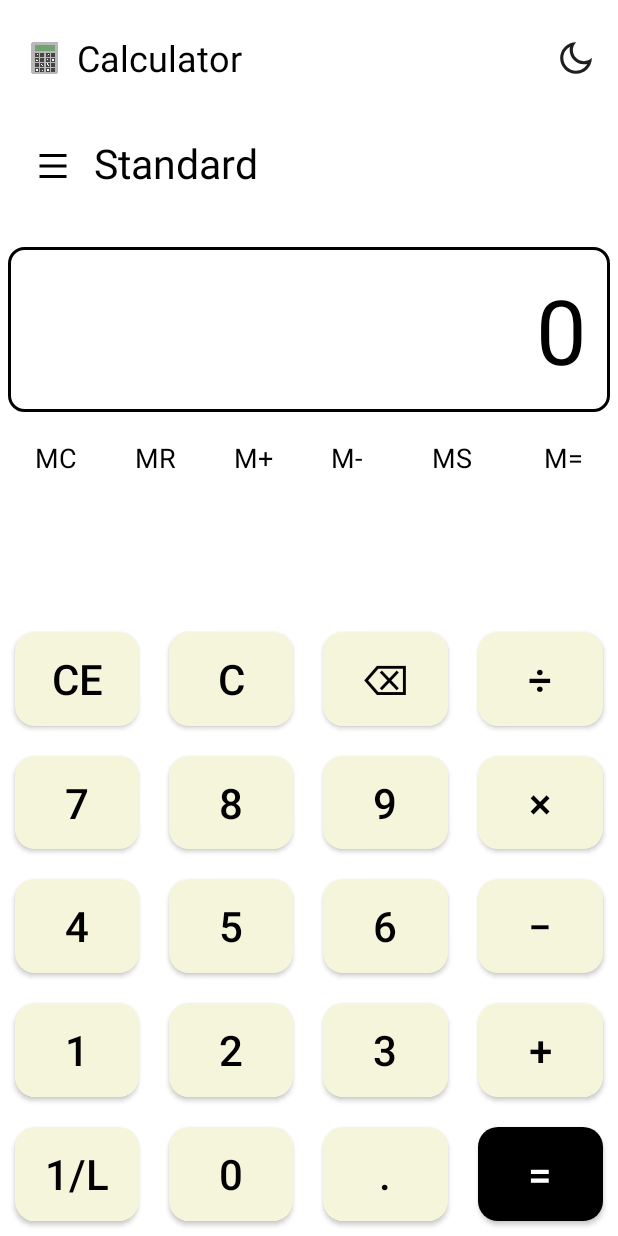
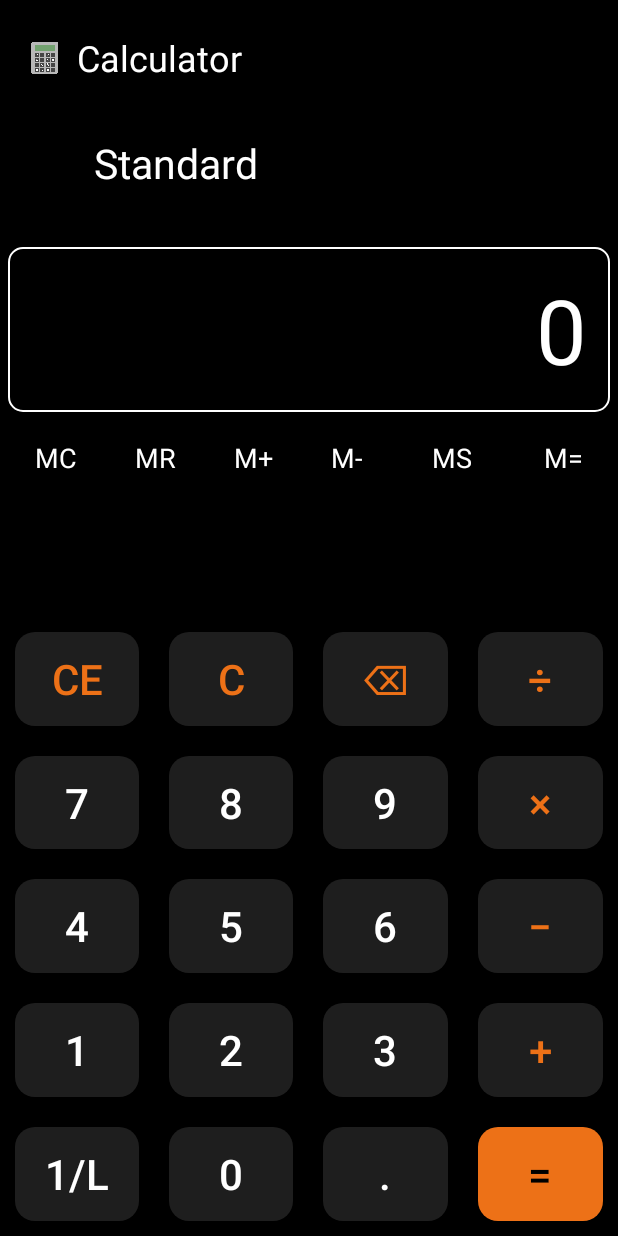
Before and after one commit to MoizAsif616/Calculator, an Android app: the screen it shows after launch (MainActivity), on a phone screen of 412 x 824 dp. Run offline under Robolectric (Android 15) with nearby library versions, the phone set to English and light mode, and no system bars.

Commit message:
Disable light mode and add touch listener

```diff
--- a/app/src/main/java/com/example/calculator/MainActivity.java
+++ b/app/src/main/java/com/example/calculator/MainActivity.java
@@ -7,6 +7,7 @@ import androidx.core.graphics.Insets;
 import androidx.core.view.ViewCompat;
 import androidx.core.view.WindowInsetsCompat;
 
+import android.view.MotionEvent;
 import android.widget.LinearLayout;
 import android.widget.Button;
 import android.widget.TextView;
@@ -53,7 +54,7 @@ public class MainActivity extends AppCompatActivity {
       buttonColor = MaterialColors.getColor(button, com.google.android.material.R.attr.colorPrimaryVariant);
     }
     else {
-      buttonColor = MaterialColors.getColor(button, com.google.android.material.R.attr.colorOnPrimary);
+      buttonColor = MaterialColors.getColor(button, com.google.android.material.R.attr.colorSecondary);
     }
     // Create a rounded drawable programmatically
     GradientDrawable shape = new GradientDrawable();
@@ -62,16 +63,32 @@ public class MainActivity extends AppCompatActivity {
     shape.setColor(buttonColor); // Background color
 
     button.setBackground(shape);
-//    button.setOnClickListener(v -> handleButtonClick(label));
+    // Add OnTouchListener
+    button.setOnTouchListener((v, event) -> {
+      GradientDrawable btnShape = (GradientDrawable) button.getBackground();
+      switch (event.getAction()) {
+        case MotionEvent.ACTION_DOWN: // Button pressed
+          if (!label.equals("=")) {
+            btnShape.setColor(MaterialColors.getColor(button, com.google.android.material.R.attr.colorPrimary));
+          } else {
+            btnShape.setColor(MaterialColors.getColor(button, com.google.android.material.R.attr.colorSecondaryVariant));
+          }
+          break;
+        case MotionEvent.ACTION_UP: // Button released
+          btnShape.setColor(buttonColor); // Reset to original color
+          break;
+      }
+      return false;
+    });
     return button;
   }
   @Override
   protected void onCreate(Bundle savedInstanceState) {
     super.onCreate(savedInstanceState);
-    //AppCompatDelegate.setDefaultNightMode(AppCompatDelegate.MODE_NIGHT_FOLLOW_SYSTEM);
+    AppCompatDelegate.setDefaultNightMode(AppCompatDelegate.MODE_NIGHT_YES); // Force dark theme
     // Set the layout for the activity
     setContentView(R.layout.activity_main);
-    switchTheme();
+//    switchTheme();
 //    LinearLayout buttonLayout = findViewById(R.id.buttonLayout);
 
     // 2D array representing rows of buttons
@@ -97,11 +114,12 @@ public class MainActivity extends AppCompatActivity {
 
       for(String label : row) {
         Button button = createButton(label);
-        if(label != "=")
-        {
+        if (label.equals("CE") || label.equals("C") || label.equals("⌫") || label.equals("÷") ||
+            label.equals("×") || label.equals("−") || label.equals("+")) {
+          button.setTextColor(MaterialColors.getColor(button, com.google.android.material.R.attr.colorSecondary));
+        } else if (!label.equals("=")) {
           button.setTextColor(MaterialColors.getColor(button, com.google.android.material.R.attr.colorOnPrimary));
-        }
-        else {
+        } else {
           button.setTextColor(MaterialColors.getColor(button, com.google.android.material.R.attr.colorPrimary));
         }
         rowLayout.addView(button);
@@ -120,24 +138,24 @@ public class MainActivity extends AppCompatActivity {
     // Handle calculation logic
   }
 
-  private void switchTheme(){
-    ImageView themeSwitchIcon = findViewById(R.id.themeicon);
-    // Set initial icon based on current theme
-    int currentNightMode = getResources().getConfiguration().uiMode & Configuration.UI_MODE_NIGHT_MASK;
-    if (currentNightMode == Configuration.UI_MODE_NIGHT_YES) {
-      themeSwitchIcon.setImageResource(R.drawable.lightmodeicon); // Dark mode is active, show light icon
-    } else {
-      themeSwitchIcon.setImageResource(R.drawable.darkmodeicon); // Light mode is active, show dark icon
-    }
-
-    // Handle icon click to toggle theme
-    themeSwitchIcon.setOnClickListener(v -> {
-      if (currentNightMode == Configuration.UI_MODE_NIGHT_YES) {
-        AppCompatDelegate.setDefaultNightMode(AppCompatDelegate.MODE_NIGHT_NO); // Switch to light mode
-      } else {
-        AppCompatDelegate.setDefaultNightMode(AppCompatDelegate.MODE_NIGHT_YES); // Switch to dark mode
-      }
-      recreate(); // Restart activity to apply new theme
-    });
-  }
+//  private void switchTheme(){
+//    ImageView themeSwitchIcon = findViewById(R.id.themeicon);
+//    // Set initial icon based on current theme
+//    int currentNightMode = getResources().getConfiguration().uiMode & Configuration.UI_MODE_NIGHT_MASK;
+//    if (currentNightMode == Configuration.UI_MODE_NIGHT_YES) {
+//      themeSwitchIcon.setImageResource(R.drawable.lightmodeicon); // Dark mode is active, show light icon
+//    } else {
+//      themeSwitchIcon.setImageResource(R.drawable.darkmodeicon); // Light mode is active, show dark icon
+//    }
+//
+//    // Handle icon click to toggle theme
+//    themeSwitchIcon.setOnClickListener(v -> {
+//      if (currentNightMode == Configuration.UI_MODE_NIGHT_YES) {
+//        AppCompatDelegate.setDefaultNightMode(AppCompatDelegate.MODE_NIGHT_NO); // Switch to light mode
+//      } else {
+//        AppCompatDelegate.setDefaultNightMode(AppCompatDelegate.MODE_NIGHT_YES); // Switch to dark mode
+//      }
+//      recreate(); // Restart activity to apply new theme
+//    });
+//  }
 }
--- a/app/src/main/res/drawable/border.xml
+++ b/app/src/main/res/drawable/border.xml
@@ -1,5 +1,5 @@
 <shape xmlns:android="http://schemas.android.com/apk/res/android">
   <solid android:color="@android:color/transparent"/> <!-- Background color -->
-  <stroke android:width="2dp" android:color="?attr/colorOnPrimary"/> <!-- Border width and color -->
-  <corners android:radius="10dp"/> <!-- Rounded corners (optional) -->
+  <stroke android:width="1dp" android:color="?attr/colorOnPrimary"/> <!-- Border width and color -->
+  <corners android:radius="9dp"/> <!-- Rounded corners (optional) -->
 </shape>
--- a/app/src/main/res/layout/activity_main.xml
+++ b/app/src/main/res/layout/activity_main.xml
@@ -1,6 +1,5 @@
 <?xml version="1.0" encoding="utf-8"?>
-<LinearLayout
-  xmlns:android="http://schemas.android.com/apk/res/android"
+<LinearLayout xmlns:android="http://schemas.android.com/apk/res/android"
   android:id="@+id/main"
   android:layout_width="match_parent"
   android:layout_height="match_parent"
@@ -12,46 +11,47 @@
     android:id="@+id/custom_toolbar"
     android:layout_width="match_parent"
     android:layout_height="?attr/actionBarSize"
+    android:layout_weight="0.4"
     android:background="?attr/colorPrimary"
-    android:theme="@style/ThemeOverlay.AppCompat.Dark.ActionBar"
     android:elevation="0dp"
+    android:gravity="center_vertical"
     android:paddingHorizontal="16dp"
-    android:gravity="center_vertical"
-    android:layout_weight="0.4">
+    android:theme="@style/ThemeOverlay.AppCompat.Dark.ActionBar">
 
 
-<!--    app:popupTheme="@style/ThemeOverlay.AppCompat.Light"-->
+    <!--    app:popupTheme="@style/ThemeOverlay.AppCompat.Light"-->
     <LinearLayout
       android:layout_width="wrap_content"
       android:layout_height="match_parent"
-      android:orientation="horizontal"
-      android:gravity="center_vertical">
+      android:gravity="center_vertical"
+      android:orientation="horizontal">
 
       <!-- Left Icon -->
       <ImageView
         android:id="@+id/icon"
         android:layout_width="35dp"
         android:layout_height="35dp"
-        android:src="@drawable/calculator"
         android:layout_gravity="center_vertical"
-        android:paddingEnd="8dp"/>
+        android:paddingEnd="8dp"
+        android:src="@drawable/calculator" />
       <!-- Title -->
       <TextView
         android:layout_width="wrap_content"
         android:layout_height="match_parent"
+        android:gravity="center_vertical"
         android:text="Calculator"
+        android:textColor="?attr/colorOnPrimary"
         android:textSize="24sp"
-        android:textColor="?attr/colorOnPrimary"
-        android:gravity="center_vertical"
-        android:textStyle="normal"/>
+        android:textStyle="normal" />
     </LinearLayout>
-    <ImageView
-      android:id="@+id/themeicon"
-      android:layout_width="25dp"
-      android:layout_height="25dp"
-      android:layout_gravity="end"
-      android:layout_marginEnd="15dp"
-      android:src="@drawable/lightmodeicon" /> <!-- Default icon -->
+
+<!--    <ImageView-->
+<!--      android:id="@+id/themeicon"-->
+<!--      android:layout_width="25dp"-->
+<!--      android:layout_height="25dp"-->
+<!--      android:layout_gravity="end"-->
+<!--      android:layout_marginEnd="15dp"-->
+<!--      android:src="@drawable/lightmodeicon" /> &lt;!&ndash; Default icon &ndash;&gt;-->
   </androidx.appcompat.widget.Toolbar>
   <!-- First LinearLayout -->
   <LinearLayout
@@ -61,29 +61,31 @@
     android:layout_weight="1.6"
     android:orientation="horizontal"
     android:weightSum="2">
+
     <LinearLayout
       android:id="@+id/menubar"
       android:layout_width="match_parent"
       android:layout_height="match_parent"
-      android:orientation="horizontal"
       android:layout_marginBottom="20dp"
-      >
+      android:orientation="horizontal">
+
       <ImageView
         android:layout_width="wrap_content"
         android:layout_height="wrap_content"
-        android:src="@drawable/menu"
+        android:layout_gravity="center_vertical"
+        android:layout_marginLeft="13dp"
         android:padding="10dp"
-        android:layout_gravity="center_vertical"
-        android:layout_marginLeft="13dp"/>
+        android:src="@drawable/menu" />
+
       <TextView
         android:layout_width="wrap_content"
         android:layout_height="wrap_content"
+        android:layout_gravity="center_vertical"
+        android:layout_marginLeft="5dp"
+        android:layout_marginBottom="2dp"
         android:text="Standard"
         android:textColor="?attr/colorOnPrimary"
-        android:textSize="27dp"
-        android:layout_gravity="center_vertical"
-        android:layout_marginBottom="2dp"
-        android:layout_marginLeft="5dp"/>
+        android:textSize="27dp" />
 
 
     </LinearLayout>
@@ -100,108 +102,109 @@
     <LinearLayout
       android:layout_width="match_parent"
       android:layout_height="match_parent"
+      android:layout_marginLeft="5dp"
+      android:layout_marginRight="5dp"
       android:layout_weight="1"
-      android:background="@drawable/border"
-      android:layout_marginLeft="5dp"
-      android:layout_marginRight="5dp">
+      android:background="@drawable/border">
+
       <EditText
+        android:id="@+id/screen"
         android:layout_width="match_parent"
         android:layout_height="match_parent"
-        android:id="@+id/screen"
+        android:background="@null"
+        android:clickable="false"
+        android:cursorVisible="false"
+        android:focusable="false"
+        android:gravity="end|center_vertical"
+        android:paddingHorizontal="15dp"
         android:text="0"
         android:textColor="?attr/colorOnPrimary"
         android:textSize="60sp"
-        android:textStyle="normal"
-        android:clickable="false"
-        android:focusable="false"
-        android:gravity="end|center_vertical"
-        android:cursorVisible="false"
-        android:paddingHorizontal="15dp"
-        android:background="@null" /> <!-- to remove underline -->
-        />
+        android:textStyle="normal" /> <!-- to remove underline -->
+      />
     </LinearLayout>
+
     <LinearLayout
       android:layout_width="match_parent"
       android:layout_height="match_parent"
+      android:layout_marginTop="10dp"
       android:layout_weight="2"
       android:orientation="horizontal"
-      android:weightSum="6"
       android:paddingHorizontal="4dp"
-      android:layout_marginTop="10dp">
+      android:weightSum="6">
       <!-- MC -->
       <TextView
         android:id="@+id/mc"
         android:layout_width="wrap_content"
         android:layout_height="wrap_content"
-        android:text="MC"
-        android:textSize="18sp"
-        android:textColor="?attr/colorOnPrimary"
+        android:layout_weight="1"
         android:clickable="true"
         android:focusable="true"
-        android:layout_weight="1"
         android:gravity="center"
-        />
+        android:text="MC"
+        android:textColor="?attr/colorOnPrimary"
+        android:textSize="18sp" />
       <!-- MR -->
       <TextView
         android:id="@+id/mr"
         android:layout_width="wrap_content"
         android:layout_height="wrap_content"
-        android:text="MR"
-        android:textSize="18sp"
-        android:textColor="?attr/colorOnPrimary"
+        android:layout_weight="1"
         android:clickable="true"
         android:focusable="true"
-        android:layout_weight="1"
-        android:gravity="center" />
+        android:gravity="center"
+        android:text="MR"
+        android:textColor="?attr/colorOnPrimary"
+        android:textSize="18sp" />
       <!-- M+ -->
       <TextView
         android:id="@+id/mPlus"
         android:layout_width="wrap_content"
         android:layout_height="wrap_content"
-        android:text="M+"
-        android:textSize="18sp"
-        android:textColor="?attr/colorOnPrimary"
+        android:layout_weight="1"
         android:clickable="true"
         android:focusable="true"
-        android:layout_weight="1"
-        android:gravity="center" />
+        android:gravity="center"
+        android:text="M+"
+        android:textColor="?attr/colorOnPrimary"
+        android:textSize="18sp" />
       <!-- M- -->
       <TextView
         android:id="@+id/mMinus"
         android:layout_width="wrap_content"
         android:layout_height="wrap_content"
-        android:text="M-"
-        android:textSize="18sp"
-        android:textColor="?attr/colorOnPrimary"
+        android:layout_weight="1"
         android:clickable="true"
         android:focusable="true"
-        android:layout_weight="1"
-        android:gravity="center" />
+        android:gravity="center"
+        android:text="M-"
+        android:textColor="?attr/colorOnPrimary"
+        android:textSize="18sp" />
       <!-- MS -->
       <TextView
         android:id="@+id/ms"
         android:layout_width="wrap_content"
         android:layout_height="wrap_content"
-        android:text="MS"
-        android:textSize="18sp"
-        android:textColor="?attr/colorOnPrimary"
+        android:layout_weight="1"
         android:clickable="true"
         android:focusable="true"
+        android:gravity="center"
         android:padding="8dp"
-        android:layout_weight="1"
-        android:gravity="center" />
+        android:text="MS"
+        android:textColor="?attr/colorOnPrimary"
+        android:textSize="18sp" />
       <!-- M= -->
       <TextView
         android:id="@+id/mEquals"
         android:layout_width="wrap_content"
         android:layout_height="wrap_content"
-        android:text="M="
-        android:textSize="18sp"
-        android:textColor="?attr/colorOnPrimary"
+        android:layout_weight="1"
         android:clickable="true"
         android:focusable="true"
-        android:layout_weight="1"
-        android:gravity="center" />
+        android:gravity="center"
+        android:text="M="
+        android:textColor="?attr/colorOnPrimary"
+        android:textSize="18sp" />
     </LinearLayout>
 
   </LinearLayout>
@@ -210,15 +213,15 @@
     android:layout_width="match_parent"
     android:layout_height="0dp"
     android:layout_weight="1.5" />
+
   <LinearLayout
     android:id="@+id/buttonLayout"
     android:layout_width="match_parent"
     android:layout_height="0dp"
+    android:layout_marginTop="0dp"
     android:layout_weight="7.5"
     android:orientation="vertical"
-    android:weightSum="5"
-    android:layout_marginTop="0dp">
-  </LinearLayout>
+    android:weightSum="5"></LinearLayout>
 
 
 </LinearLayout>
--- a/app/src/main/res/values-night/themes.xml
+++ b/app/src/main/res/values-night/themes.xml
@@ -6,9 +6,9 @@
     <item name="colorPrimaryVariant">@color/charcoal</item>
     <item name="colorOnPrimary">@color/white</item>
     <!-- Secondary brand color. -->
-    <item name="colorSecondary">@color/teal_200</item>
-    <item name="colorSecondaryVariant">@color/teal_700</item>
+    <item name="colorSecondary">@color/carrot</item>
+    <item name="colorSecondaryVariant">@color/orange</item>
     <item name="colorOnSecondary">@color/black</item>
-    <item name="android:statusBarColor">?attr/colorPrimaryVariant</item>
+    <item name="android:statusBarColor">?attr/colorPrimary</item>
   </style>
 </resources>
--- a/app/src/main/res/values/colors.xml
+++ b/app/src/main/res/values/colors.xml
@@ -14,4 +14,6 @@
   <color name="charcoal">#1E1E1E</color>"
   <color name="golden">#ffdf00</color>"
   <color name="pale_yellow"> #FDFF86 </color>"
+  <color name="carrot"> #ED7117 </color>"
+  <color name="orange"> #DD571C </color>"
 </resources>
```
